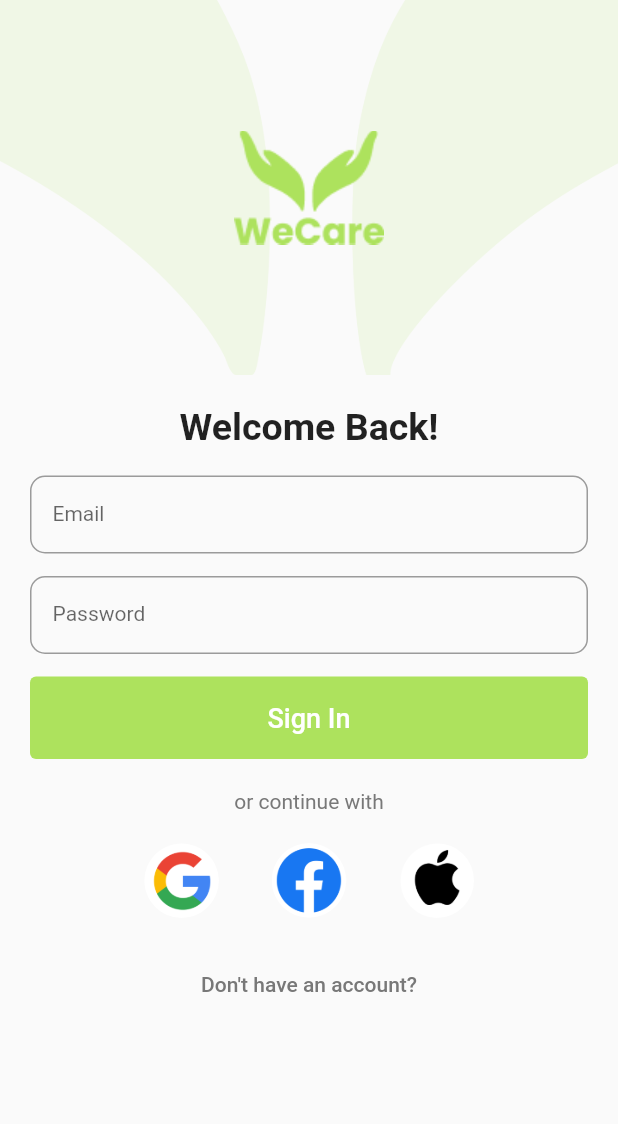
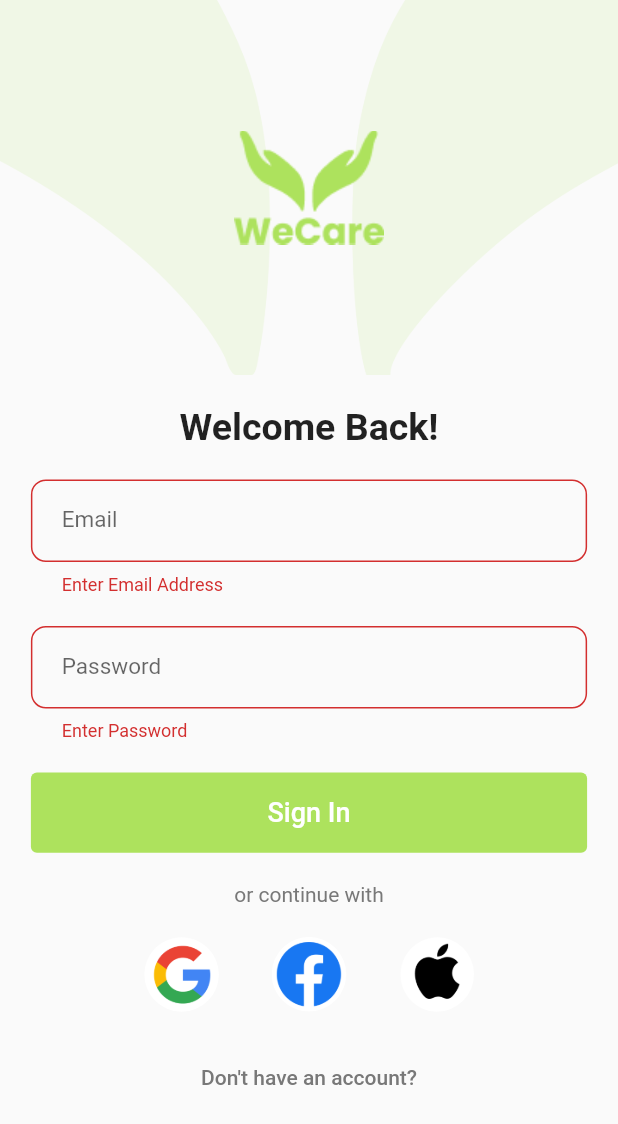
Before and after one commit to WECARE-BMA/wecare_app, a Flutter app: the SigninPage screen opened directly, after a tap on "Sign In", on a phone screen of 412 x 824 dp. Shown: the top 1124 px of the screen. Run offline on Flutter 3.47's test engine with Material 2 defaults, Android fonts, the phone set to English and light mode, and no system bars; our stand-ins replace animated_splash_screen, bloc, cloud_firestore, equatable, firebase_auth, firebase_core and 4 more; accounts and stored records are empty.

Commit message:
added auth bloc to sign in

```diff
--- a/lib/views/auth_pages/signin_page.dart
+++ b/lib/views/auth_pages/signin_page.dart
@@ -1,4 +1,7 @@
 import 'package:flutter/material.dart';
+import 'package:flutter_bloc/flutter_bloc.dart';
+import 'package:fluttertoast/fluttertoast.dart';
+import 'package:wecare_app/blocs/auth_bloc/auth_bloc.dart';
 import 'package:wecare_app/views/auth_pages/signup_page.dart';
 
 class SigninPage extends StatefulWidget {
@@ -12,7 +15,8 @@ class _SigninPageState extends State<SigninPage> {
   @override
   Widget build(BuildContext context) {
     return Scaffold(
-      body: Container(
+      body: SingleChildScrollView(
+        child: Container(
           child: SafeArea(
             child: Column(
               // mainAxisAlignment: MainAxisAlignment.st,
@@ -31,6 +35,7 @@ class _SigninPageState extends State<SigninPage> {
             ),
           ),
         ),
+      ),
     );
   }
 }
@@ -44,19 +49,47 @@ class SigninForm extends StatefulWidget {
 
 class _SigninFormState extends State<SigninForm> {
   final _formKey = GlobalKey<FormState>();
+  TextEditingController emailController = TextEditingController();
+  TextEditingController passwordController = TextEditingController();
+  bool isloading = false;
 
   @override
   Widget build(BuildContext context) {
-    return SingleChildScrollView(
-      child: Form(
+    double screenWidth = MediaQuery.of(context).size.width;
+    double screenHeight = MediaQuery.of(context).size.height;
+    double screenPadding = screenWidth * 0.05;
+
+    return BlocConsumer<AuthBloc, AuthState>(
+      listener: (context, state) {
+        if (state is AuthLoadingState) {
+          isloading = true;
+        }
+
+        if (state is AuthAuthenticatedState) {
+          print(state.user);
+          Navigator.popAndPushNamed(context, '/appScreen');
+        }
+
+        if (state is AuthFailedState) {
+          print(state.message);
+          isloading = false;
+          Fluttertoast.showToast(
+              msg: state.message,
+              gravity: ToastGravity.BOTTOM,
+              toastLength: Toast.LENGTH_LONG,
+              backgroundColor: Colors.redAccent);
+        }
+      },
+      builder: (context, state) {
+        return Form(
           key: _formKey,
           child: Container(
-          padding: EdgeInsets.only(left: 20, right: 20),
+            padding: EdgeInsets.only(left: screenPadding, right: screenPadding),
             child: Column(
               mainAxisAlignment: MainAxisAlignment.spaceAround,
               children: [
                 Padding(
-                padding: const EdgeInsets.only(bottom: 18),
+                  padding: EdgeInsets.only(bottom: screenPadding),
                   child: Text(
                     'Welcome Back!',
                     textAlign: TextAlign.right,
@@ -67,41 +100,78 @@ class _SigninFormState extends State<SigninForm> {
                   ),
                 ),
                 Padding(
-                padding: EdgeInsets.only(bottom: 15),
+                  padding: EdgeInsets.only(bottom: screenPadding),
                   child: TextFormField(
-                  style: TextStyle(fontSize: 14),
+                    style: TextStyle(fontSize: 15),
                     decoration: InputDecoration(
                         floatingLabelBehavior: FloatingLabelBehavior.never,
                         border: OutlineInputBorder(
                           borderRadius: BorderRadius.circular(10.0),
                         ),
                         contentPadding: EdgeInsets.only(
-                          top: 18, bottom: 18, left: 15, right: 10),
+                            top: screenHeight * 0.015,
+                            bottom: screenHeight * 0.03,
+                            left: screenPadding,
+                            right: screenPadding),
                         // hintText: 'Enter your email',
                         labelText: 'Email'),
+                    controller: emailController,
+                    validator: (value) {
+                      if (value!.isEmpty) {
+                        return 'Enter Email Address';
+                      } else if (!value.contains('@')) {
+                        return 'Please enter a valid email address';
+                      }
+                      return null;
+                    },
                   ),
                 ),
                 Padding(
-                padding: EdgeInsets.only(bottom: 15),
+                  padding: EdgeInsets.only(bottom: screenPadding),
                   child: TextFormField(
-                  style: TextStyle(fontSize: 14),
+                    obscureText: true,
+                    style: TextStyle(fontSize: 15),
                     decoration: InputDecoration(
                       floatingLabelBehavior: FloatingLabelBehavior.never,
                       contentPadding: EdgeInsets.only(
-                        top: 18, bottom: 18, left: 15, right: 10),
+                          top: screenHeight * 0.015,
+                          bottom: screenHeight * 0.03,
+                          left: screenPadding,
+                          right: screenPadding),
                       border: OutlineInputBorder(
                         borderRadius: BorderRadius.circular(10.0),
                       ),
                       // hintText: 'Enter your password',
                       labelText: 'Password',
                     ),
+                    controller: passwordController,
+                    validator: (value) {
+                      if (value!.isEmpty) {
+                        return 'Enter Password';
+                      } else if (value.length < 8) {
+                        return 'Password must be atleast 8 characters';
+                      }
+                      return null;
+                    },
                   ),
                 ),
                 SizedBox(
                   width: double.infinity,
-                height: 55,
-                child: TextButton(
-                  onPressed: () {},
+                  height: screenHeight * 0.065,
+                  child: isloading
+                      ? Center(
+                          child: CircularProgressIndicator(
+                            color: Theme.of(context).primaryColor,
+                          ),
+                        )
+                      : TextButton(
+                          onPressed: () {
+                            if (_formKey.currentState!.validate()) {
+                              BlocProvider.of<AuthBloc>(context).add(LoginEvent(
+                                  email: emailController.text,
+                                  password: passwordController.text));
+                            }
+                          },
                           child: Text(
                             'Sign In',
                             style: TextStyle(fontSize: 18),
@@ -120,7 +190,8 @@ class _SigninFormState extends State<SigninForm> {
               ],
             ),
           ),
-      ),
+        );
+      },
     );
   }
 }
@@ -183,10 +254,8 @@ class ThirdPartyAuths extends StatelessWidget {
                   child: Text('Don\'t have an account?',
                       textAlign: TextAlign.center,
                       style: TextStyle(color: Color(0xff787878))),
-                  onPressed: () => Navigator.pushAndRemoveUntil(
-                      context,
-                      MaterialPageRoute(builder: (context) => SignupPage()),
-                      (route) => false)),
+                  onPressed: () =>
+                      Navigator.popAndPushNamed(context, '/signUpPage')),
             ],
           ),
         )
```
Lines whose indentation alone changed are shown as unchanged.
